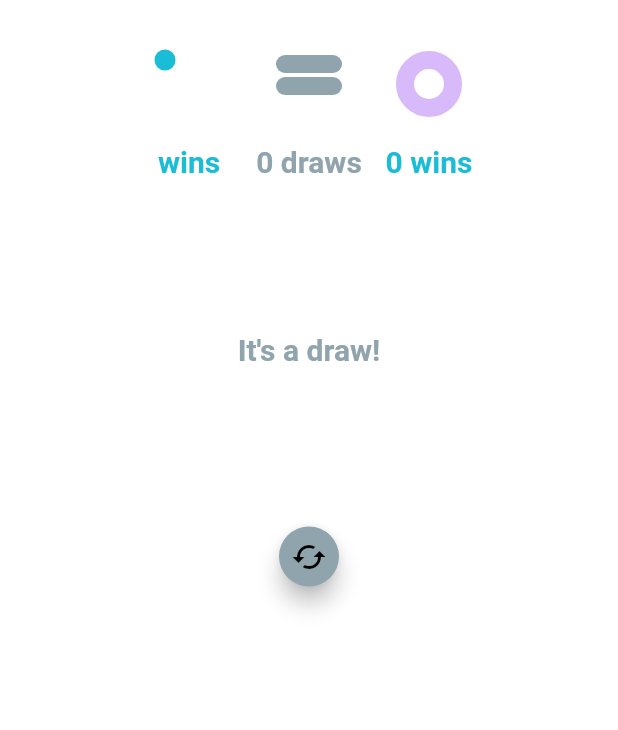
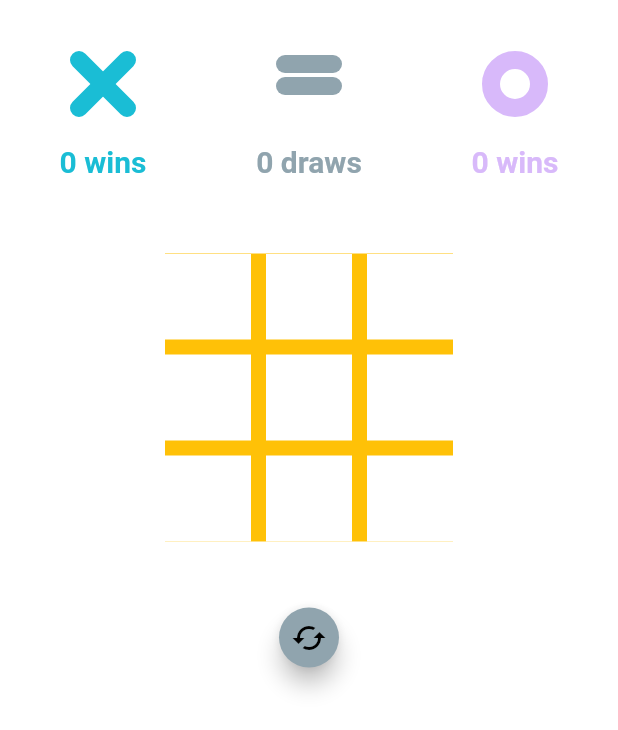
Before and after one commit to JyunTimLu/flutter-playground, a Flutter app: the TwoPlayerGame screen opened directly, on a phone screen of 412 x 824 dp. Shown: the top 730 px of the screen. Run offline on Flutter 3.47's test engine with Material 2 defaults, Android fonts, the phone set to English and light mode, and no system bars; our stand-ins replace equatable, flutter_bloc, flutter_screenutil, shared_preferences; missing offline and left inert: gradient_text; accounts and stored records are empty.

Commit message:
tic tac toe done

```diff
--- a/lib/tic_tac_toe/cross.dart
+++ b/lib/tic_tac_toe/cross.dart
@@ -25,6 +25,7 @@ class _CrossState extends State<Cross> with SingleTickerProviderStateMixin {
           _fraction = _animation.value;
         });
       });
+    _controller.forward();
   }
 
   @override
@@ -35,7 +36,8 @@ class _CrossState extends State<Cross> with SingleTickerProviderStateMixin {
         child: Padding(
           padding: const EdgeInsets.all(24.0),
           child: CustomPaint(painter: CrossPainter(_fraction)),
-          )),
+        ),
+      ),
     );
   }
 }
@@ -47,7 +49,7 @@ class CrossPainter extends CustomPainter {
   CrossPainter(this.fraction) {
     _crossPaint = Paint()
       ..color = crossColor
-      ..strokeWidth = 14.0
+      ..strokeWidth = 12.0
       ..style = PaintingStyle.stroke
       ..strokeCap = StrokeCap.round;
   }
@@ -57,7 +59,7 @@ class CrossPainter extends CustomPainter {
     double leftLineFraction, rightLineFraction;
     if (fraction < .5) {
       leftLineFraction = fraction / .5;
-      rightLineFraction = 0;
+      rightLineFraction = 0.0;
     } else {
       leftLineFraction = 1.0;
       rightLineFraction = (fraction - .5) / .5;
@@ -66,8 +68,7 @@ class CrossPainter extends CustomPainter {
     canvas.drawLine(
         Offset(0.0, 0.0),
         Offset(size.width * leftLineFraction, size.height * leftLineFraction),
-      _crossPaint,
-    );
+        _crossPaint);
 
     if (fraction >= .5) {
       canvas.drawLine(
--- a/lib/tic_tac_toe/main.dart
+++ b/lib/tic_tac_toe/main.dart
@@ -36,7 +36,7 @@ class _TwoPlayerGameState extends State<TwoPlayerGame>
   Animation<double> _boardAnimation;
   AnimationController _boardController;
 
-  double _boardOpacity = 1.0;
+  double _boardOpacity = 10.0;
   bool _showWinnerDisplay = false;
   int _moveCount = 0;
   int _xWins = 0;
@@ -79,14 +79,16 @@ class _TwoPlayerGameState extends State<TwoPlayerGame>
                   padding: EdgeInsets.only(
                     left: 100,
                     right: 100,
-                    top: 40,
+                    top: 50,
                     bottom: 40,
                   ),
-                  child: Stack(
-                    children: <Widget>[
-                      board,
-                      winnerDisplay,
-                    ],
+                  child: Container(
+                    child: Stack(
+                      children: <Widget>[
+                        board,
+                        winnerDisplay,
+                      ],
+                    ),
                   ),
                 ),
                 bottomBar,
@@ -101,7 +103,7 @@ class _TwoPlayerGameState extends State<TwoPlayerGame>
   Widget get scoreBoard => Padding(
         padding: const EdgeInsets.only(top: 16.0),
         child: Row(
-          mainAxisAlignment: MainAxisAlignment.center,
+          mainAxisAlignment: MainAxisAlignment.spaceAround,
           children: <Widget>[xScore, drawScore, oScore],
         ),
       );
@@ -112,6 +114,7 @@ class _TwoPlayerGameState extends State<TwoPlayerGame>
         left: 0,
         right: 0,
         child: Visibility(
+          visible: _showWinnerDisplay,
           child: Opacity(
             opacity: 1.0,
             child: Row(
@@ -130,7 +133,7 @@ class _TwoPlayerGameState extends State<TwoPlayerGame>
                     child: Circle(),
                   ),
                 Text(
-                  (winner == GameState.Blank) ? "It's a draw!" : 'win!',
+                  (winner == GameState.Blank) ? "It's a draWw!" : 'win!',
                   style: TextStyle(
                       fontWeight: FontWeight.bold,
                       color: accentColor,
@@ -151,7 +154,7 @@ class _TwoPlayerGameState extends State<TwoPlayerGame>
           child: Cross(),
         ),
         Text(
-          'wins',
+          '$_xWins wins',
           style: TextStyle(
               fontWeight: FontWeight.bold, color: crossColor, fontSize: 20.0),
         )
@@ -169,7 +172,9 @@ class _TwoPlayerGameState extends State<TwoPlayerGame>
           Text(
             '$_oWins wins',
             style: TextStyle(
-                fontWeight: FontWeight.bold, color: crossColor, fontSize: 20.0),
+                fontWeight: FontWeight.bold,
+                color: circleColor,
+                fontSize: 20.0),
           ),
         ],
       );
@@ -194,17 +199,18 @@ class _TwoPlayerGameState extends State<TwoPlayerGame>
   Widget get board => Opacity(
         opacity: _boardOpacity,
         child: Padding(
-          padding: const EdgeInsets.only(left: 32.0, right: 32.0),
+          padding: const EdgeInsets.only(left: 10.0, right: 10.0),
           child: AspectRatio(
             aspectRatio: 1.0,
             child: Container(
+              color: Colors.amber,
               child: GridView.builder(
                 physics: NeverScrollableScrollPhysics(),
                 gridDelegate: SliverGridDelegateWithFixedCrossAxisCount(
                     crossAxisCount: 3,
                     childAspectRatio: 1.0,
-                    crossAxisSpacing: 4.0,
-                    mainAxisSpacing: 4.0),
+                    crossAxisSpacing: 10.0,
+                    mainAxisSpacing: 10.0),
                 itemCount: 9,
                 itemBuilder: (context, index) {
                   int row = index ~/ 3;
@@ -235,7 +241,16 @@ class _TwoPlayerGameState extends State<TwoPlayerGame>
 
   Widget gameButton(int row, int col) {
     return GestureDetector(
-      onTap: null,
+      onTap:
+          (boardState[row][col] == GameState.Blank) && winner == GameState.Blank
+              ? () {
+                  _moveCount++;
+                  boardState[row][col] = activePlayer;
+                  checkWinningCondition(row, col, activePlayer);
+                  toggleActivePlayer();
+                  setState(() {});
+                }
+              : null,
       child: Container(
         color: Colors.white,
         child: Center(
```
Lines whose indentation alone changed are shown as unchanged.
